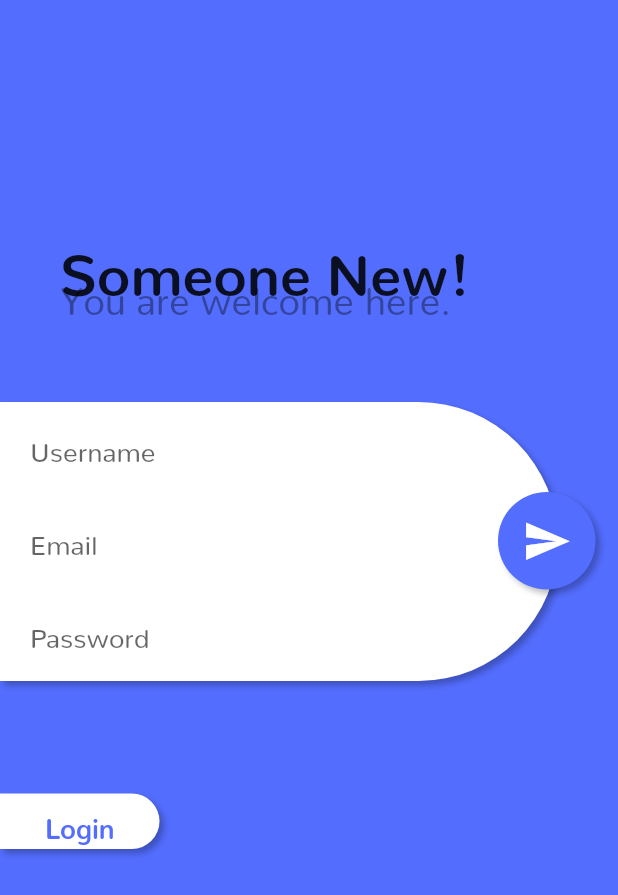
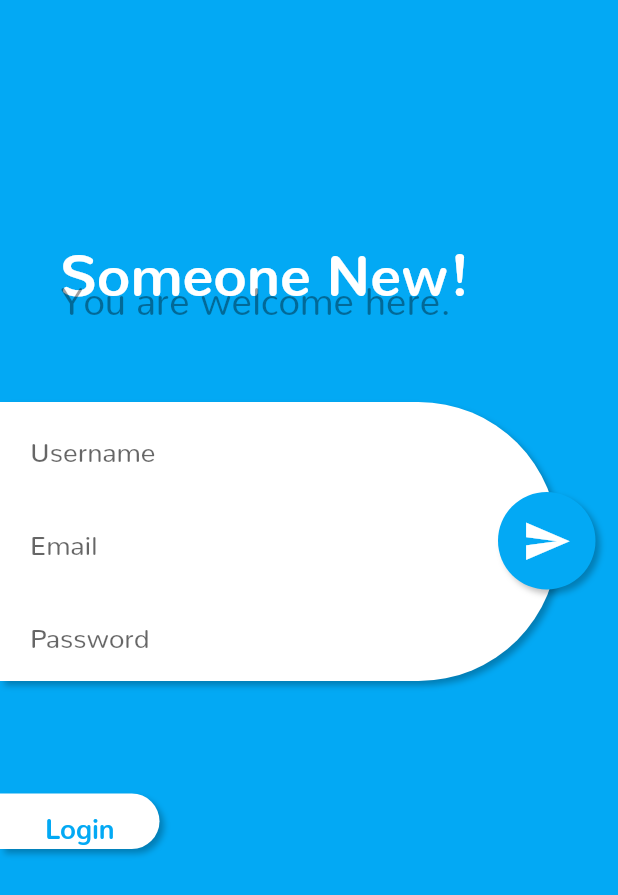
Before and after one commit to feMoraes0/wallet-app, a Flutter app: the screen it shows after launch, after a tap on "Register", on a phone screen of 412 x 824 dp. Shown: the top 895 px of the screen. Run offline on Flutter 3.47's test engine with Material 2 defaults, Android fonts, the phone set to English and light mode, and no system bars.

Commit message:
Defining main color with lightblue

```diff
--- a/lib/app/login/login.dart
+++ b/lib/app/login/login.dart
@@ -5,7 +5,7 @@ class Login extends StatelessWidget {
   Widget build(BuildContext context) {
     Size size = MediaQuery.of(context).size;
     return Scaffold(
-      backgroundColor: Colors.indigoAccent,
+      backgroundColor: Colors.lightBlue,
       body: SingleChildScrollView(
         child: Container(
           height: size.height,
@@ -23,7 +23,7 @@ class Login extends StatelessWidget {
                       style: TextStyle(
                         fontSize: 38.0,
                         fontWeight: FontWeight.w700,
-                        color: Colors.black87,
+                        color: Colors.white,
                       ),
                     ),
                     Text(
@@ -98,7 +98,7 @@ class Login extends StatelessWidget {
                           height: 65.0,
                           width: 65.0,
                           decoration: BoxDecoration(
-                            color: Colors.indigoAccent,
+                            color: Colors.lightBlue,
                             shape: BoxShape.circle,
                             boxShadow: [
                               BoxShadow(
@@ -151,7 +151,7 @@ class Login extends StatelessWidget {
                         "Register",
                         style: TextStyle(
                             fontSize: 18.0,
-                            color: Colors.indigoAccent,
+                            color: Colors.lightBlue,
                             fontWeight: FontWeight.w700),
                       ),
                     ),
--- a/lib/app/register/register.dart
+++ b/lib/app/register/register.dart
@@ -5,7 +5,7 @@ class Register extends StatelessWidget {
   Widget build(BuildContext context) {
     Size size = MediaQuery.of(context).size;
     return Scaffold(
-      backgroundColor: Colors.indigoAccent,
+      backgroundColor: Colors.lightBlue,
       body: SingleChildScrollView(
         child: Container(
           height: size.height,
@@ -23,7 +23,7 @@ class Register extends StatelessWidget {
                       style: TextStyle(
                         fontSize: 38.0,
                         fontWeight: FontWeight.w700,
-                        color: Colors.black87,
+                        color: Colors.white,
                       ),
                     ),
                     Text(
@@ -112,7 +112,7 @@ class Register extends StatelessWidget {
                           height: 65.0,
                           width: 65.0,
                           decoration: BoxDecoration(
-                            color: Colors.indigoAccent,
+                            color: Colors.lightBlue,
                             shape: BoxShape.circle,
                             boxShadow: [
                               BoxShadow(
@@ -165,7 +165,7 @@ class Register extends StatelessWidget {
                         "Login",
                         style: TextStyle(
                             fontSize: 18.0,
-                            color: Colors.indigoAccent,
+                            color: Colors.lightBlue,
                             fontWeight: FontWeight.w700),
                       ),
                     ),
```
